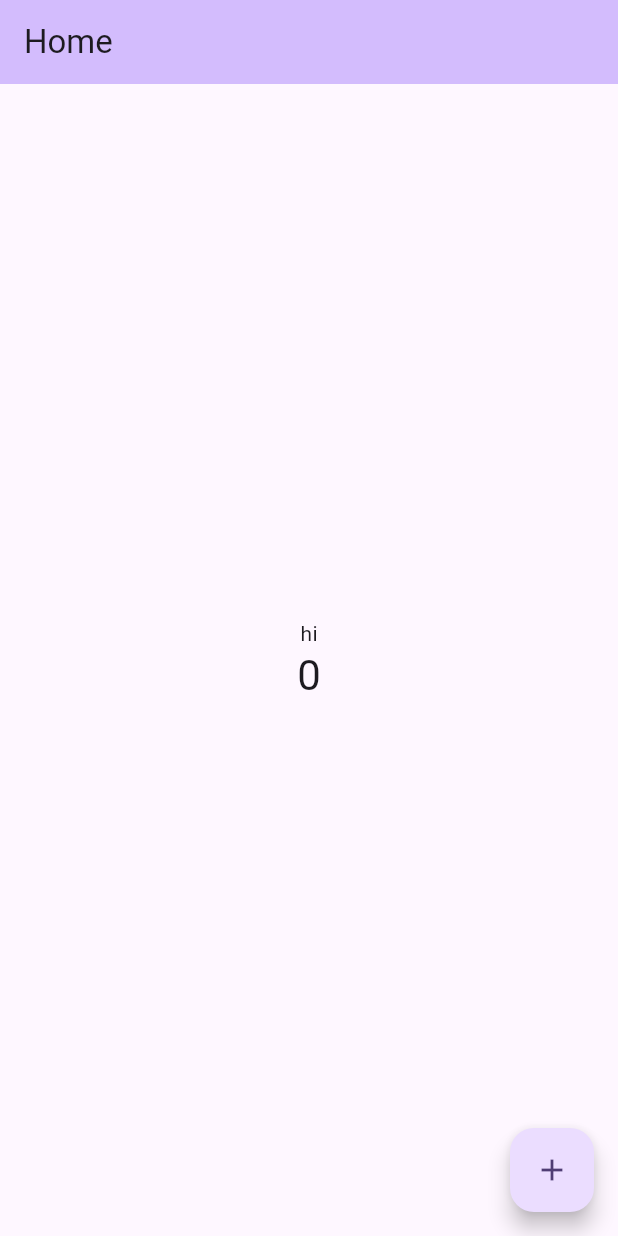
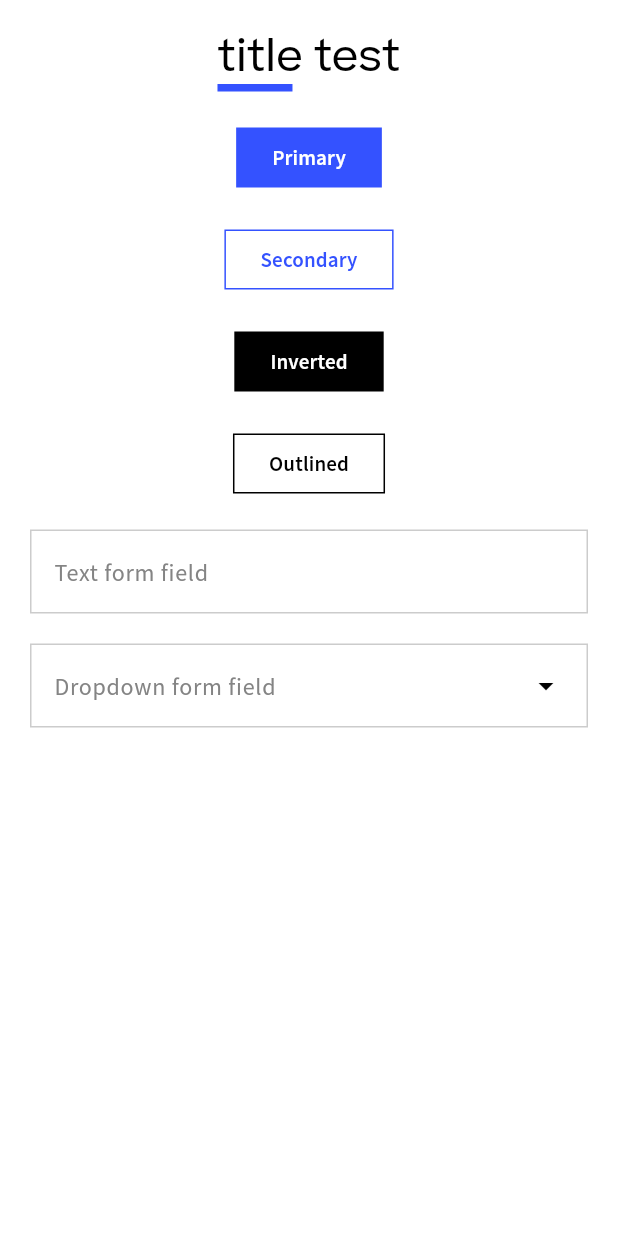
Before and after one commit to Shuvlyy/uskill-wiki, a Flutter app: the screen it shows after launch, on a phone screen of 412 x 824 dp. Run offline on Flutter 3.47's test engine with Material 3 defaults, Android fonts, the phone set to English and light mode, and no system bars; our stand-ins replace flutter_riverpod, go_router; generated files the repository leaves out were written again.

Commit message:
feat(app): Drafted a widget test page with buttons and text fields.

```diff
--- a/app/lib/app.dart
+++ b/app/lib/app.dart
@@ -1,36 +1,25 @@
+import 'package:app/core/constants.dart';
+import 'package:app/core/router.dart';
+import 'package:app/core/theme.dart';
 import 'package:app/l10n/app_localizations.dart';
-import 'package:app/screens/home_page.dart';
 import 'package:flutter/material.dart';
+import 'package:flutter_riverpod/flutter_riverpod.dart';
 
-class App extends StatelessWidget {
+class App extends ConsumerWidget {
   const App({super.key});
 
-  // This widget is the root of your application.
   @override
-  Widget build(BuildContext context) {
-    return MaterialApp(
-      title: 'Flutter Demo',
-      theme: ThemeData(
-        // This is the theme of your application.
-        //
-        // TRY THIS: Try running your application with "flutter run". You'll see
-        // the application has a purple toolbar. Then, without quitting the app,
-        // try changing the seedColor in the colorScheme below to Colors.green
-        // and then invoke "hot reload" (save your changes or press the "hot
-        // reload" button in a Flutter-supported IDE, or press "r" if you used
-        // the command line to start the app).
-        //
-        // Notice that the counter didn't reset back to zero; the application
-        // state is not lost during the reload. To reset the state, use hot
-        // restart instead.
-        //
-        // This works for code too, not just values: Most code changes can be
-        // tested with just a hot reload.
-        colorScheme: .fromSeed(seedColor: Colors.deepPurple),
-      ),
+  Widget build(BuildContext context, WidgetRef ref) {
+    final router = ref.watch(routerProvider);
+
+    return MaterialApp.router(
+      routerConfig: router,
+      title: Constants.appName,
+      debugShowCheckedModeBanner: true,
       localizationsDelegates: AppLocalizations.localizationsDelegates,
       supportedLocales: AppLocalizations.supportedLocales,
-      home: HomePage(title: 'Home'),
+      theme: AppTheme.light(),
+      darkTheme: AppTheme.dark(),
     );
   }
 }
--- /dev/null
+++ b/app/lib/core/constants.dart
@@ -0,0 +1,3 @@
+class Constants {
+  static const appName = 'U-Skill Wiki';
+}
--- /dev/null
+++ b/app/lib/core/router.dart
@@ -0,0 +1,14 @@
+import 'package:app/screens/home_page.dart';
+import 'package:app/screens/widget_test.dart';
+import 'package:flutter_riverpod/flutter_riverpod.dart';
+import 'package:go_router/go_router.dart';
+
+final routerProvider = Provider<GoRouter>((ref) {
+  return GoRouter(
+    initialLocation: '/widget-test',
+    routes: [
+      GoRoute(path: '/', builder: (_, _) => const HomePage()),
+      GoRoute(path: '/widget-test', builder: (_, _) => const WidgetTest()),
+    ],
+  );
+});
--- /dev/null
+++ b/app/lib/core/theme.dart
@@ -0,0 +1,163 @@
+import 'package:flutter/material.dart';
+
+class AppTheme {
+  static const Color primaryColor = Color(0xFF3452FF);
+  static const Color whiteColor = Color(0xFFFFFFFF);
+  static const Color blackColor = Color(0xFF000000);
+  static const Color inactiveTextColor = Color(0xFF848484);
+  static const Color fieldOutlineColor = Color(0xFFCCCCCC);
+
+  static const String titleFont = 'Beatrice';
+  static const String bodyFont = 'Source Sans Pro';
+
+  static ThemeData light() {
+    final base = ThemeData.light();
+
+    return base.copyWith(
+      primaryColor: primaryColor,
+      scaffoldBackgroundColor: whiteColor,
+
+      splashColor: Colors.transparent,
+      highlightColor: Colors.transparent,
+      splashFactory: NoSplash.splashFactory,
+
+      colorScheme: const ColorScheme.light(
+        primary: primaryColor,
+        onPrimary: whiteColor,
+        secondary: blackColor,
+        onSecondary: whiteColor,
+        surface: whiteColor,
+        onSurface: blackColor,
+        outline: fieldOutlineColor,
+      ),
+
+      textTheme: _buildTextTheme(base.textTheme),
+
+      popupMenuTheme: PopupMenuThemeData(
+        color: whiteColor,
+        surfaceTintColor: Colors.transparent,
+        elevation: 0,
+        mouseCursor: WidgetStateMouseCursor.clickable,
+        shape: RoundedRectangleBorder(
+          borderRadius: BorderRadius.zero,
+          side: BorderSide(color: fieldOutlineColor, width: 1),
+        ),
+      ),
+
+      menuTheme: const MenuThemeData(
+        style: MenuStyle(
+          backgroundColor: WidgetStatePropertyAll(whiteColor),
+          surfaceTintColor: WidgetStatePropertyAll(Colors.transparent),
+          elevation: WidgetStatePropertyAll(0),
+          shape: WidgetStatePropertyAll(
+            RoundedRectangleBorder(
+              borderRadius: BorderRadius.zero,
+              side: BorderSide(color: fieldOutlineColor, width: 1),
+            ),
+          ),
+        ),
+      ),
+
+      inputDecorationTheme: const InputDecorationTheme(
+        filled: true,
+        fillColor: whiteColor,
+        hintStyle: TextStyle(color: inactiveTextColor, fontFamily: bodyFont),
+        labelStyle: TextStyle(color: blackColor, fontFamily: titleFont),
+        enabledBorder: OutlineInputBorder(
+          borderSide: BorderSide(color: fieldOutlineColor, width: 1),
+          borderRadius: BorderRadius.zero,
+        ),
+        focusedBorder: OutlineInputBorder(
+          borderSide: BorderSide(color: primaryColor, width: 2),
+          borderRadius: BorderRadius.zero,
+        ),
+        border: OutlineInputBorder(
+          borderSide: BorderSide(color: fieldOutlineColor, width: 1),
+          borderRadius: BorderRadius.zero,
+        ),
+      ),
+    );
+  }
+
+  static TextTheme _buildTextTheme(TextTheme base) {
+    return base.copyWith(
+      displayLarge: base.displayLarge?.copyWith(
+        fontFamily: titleFont,
+        color: blackColor,
+      ),
+      displayMedium: base.displayMedium?.copyWith(
+        fontFamily: titleFont,
+        color: blackColor,
+      ),
+      displaySmall: base.displaySmall?.copyWith(
+        fontFamily: titleFont,
+        color: blackColor,
+      ),
+      headlineLarge: base.headlineLarge?.copyWith(
+        fontFamily: titleFont,
+        color: blackColor,
+      ),
+      headlineMedium: base.headlineMedium?.copyWith(
+        fontFamily: titleFont,
+        color: blackColor,
+      ),
+      headlineSmall: base.headlineSmall?.copyWith(
+        fontFamily: titleFont,
+        color: blackColor,
+      ),
+      titleLarge: base.titleLarge?.copyWith(
+        fontFamily: titleFont,
+        color: blackColor,
+        fontWeight: FontWeight.bold,
+      ),
+      titleMedium: base.titleMedium?.copyWith(
+        fontFamily: titleFont,
+        color: blackColor,
+      ),
+      titleSmall: base.titleSmall?.copyWith(
+        fontFamily: titleFont,
+        color: blackColor,
+      ),
+
+      bodyLarge: base.bodyLarge?.copyWith(
+        fontFamily: bodyFont,
+        color: blackColor,
+      ),
+      bodyMedium: base.bodyMedium?.copyWith(
+        fontFamily: bodyFont,
+        color: blackColor,
+      ),
+      bodySmall: base.bodySmall?.copyWith(
+        fontFamily: bodyFont,
+        color: blackColor,
+      ),
+      labelLarge: base.labelLarge?.copyWith(
+        fontFamily: bodyFont,
+        color: blackColor,
+      ),
+      labelMedium: base.labelMedium?.copyWith(
+        fontFamily: bodyFont,
+        color: inactiveTextColor,
+      ),
+      labelSmall: base.labelSmall?.copyWith(
+        fontFamily: bodyFont,
+        color: inactiveTextColor,
+      ),
+    );
+  }
+
+  static ThemeData dark() {
+    final base = ThemeData.dark();
+
+    return base.copyWith(
+      splashColor: Colors.transparent,
+      highlightColor: Colors.transparent,
+      splashFactory: NoSplash.splashFactory,
+      primaryColor: primaryColor,
+      colorScheme: const ColorScheme.dark(primary: primaryColor),
+      textTheme: _buildTextTheme(
+        base.textTheme,
+      ).apply(bodyColor: whiteColor, displayColor: whiteColor),
+    );
+  }
+}
--- a/app/lib/main.dart
+++ b/app/lib/main.dart
@@ -1,7 +1,8 @@
 import 'package:app/app.dart';
 import 'package:flutter/material.dart';
+import 'package:flutter_riverpod/flutter_riverpod.dart';
 
 void main() {
   WidgetsFlutterBinding.ensureInitialized();
-  runApp(const App());
+  runApp(ProviderScope(child: App()));
 }
--- a/app/lib/screens/home_page.dart
+++ b/app/lib/screens/home_page.dart
@@ -2,18 +2,7 @@ import 'package:app/l10n/app_localizations.dart';
 import 'package:flutter/material.dart';
 
 class HomePage extends StatefulWidget {
-  const HomePage({super.key, required this.title});
-
-  // This widget is the home page of your application. It is stateful, meaning
-  // that it has a State object (defined below) that contains fields that affect
-  // how it looks.
-
-  // This class is the configuration for the state. It holds the values (in this
-  // case the title) provided by the parent (in this case the App widget) and
-  // used by the build method of the State. Fields in a Widget subclass are
-  // always marked "final".
-
-  final String title;
+  const HomePage({super.key});
 
   @override
   State<HomePage> createState() => _HomePageState();
@@ -49,7 +38,7 @@ class _HomePageState extends State<HomePage> {
         backgroundColor: Theme.of(context).colorScheme.inversePrimary,
         // Here we take the value from the MyHomePage object that was created by
         // the App.build method, and use it to set our appbar title.
-        title: Text(widget.title),
+        title: Text('hilol'),
       ),
       body: Center(
         // Center is a layout widget. It takes a single child and positions it
--- /dev/null
+++ b/app/lib/screens/widget_test.dart
@@ -0,0 +1,54 @@
+import 'package:app/widgets/button.dart';
+import 'package:app/widgets/title.dart';
+import 'package:flutter/material.dart' hide Title;
+
+class WidgetTest extends StatefulWidget {
+  const WidgetTest({super.key});
+
+  @override
+  State<WidgetTest> createState() => _WidgetTestState();
+}
+
+class _WidgetTestState extends State<WidgetTest> {
+  final _controller = TextEditingController();
+
+  @override
+  Widget build(BuildContext context) {
+    return Scaffold(
+      body: SingleChildScrollView(
+        child: Padding(
+          padding: const EdgeInsets.all(20),
+          child: Column(
+            spacing: 20,
+            children: [
+              Title(title: 'title test'),
+              Button.primary(text: 'Primary', onPressed: () {}),
+              Button.secondary(text: 'Secondary', onPressed: () {}),
+              Button.inverted(text: 'Inverted', onPressed: () {}),
+              Button.outlined(text: 'Outlined', onPressed: () {}),
+              TextFormField(
+                controller: _controller,
+                decoration: InputDecoration(hintText: 'Text form field'),
+              ),
+              DropdownMenu(
+                hintText: 'Dropdown form field',
+
+                expandedInsets: EdgeInsets.zero,
+                requestFocusOnTap: false,
+
+                dropdownMenuEntries: const <DropdownMenuEntry<String>>[
+                  DropdownMenuEntry<String>(value: 'item1', label: 'Item 1'),
+                  DropdownMenuEntry<String>(value: 'item2', label: 'Item 2'),
+                  DropdownMenuEntry<String>(value: 'item3', label: 'Item 3'),
+                ],
+                onSelected: (value) {
+                  // Handle your selection here
+                },
+              ),
+            ],
+          ),
+        ),
+      ),
+    );
+  }
+}
--- /dev/null
+++ b/app/lib/widgets/button.dart
@@ -0,0 +1,108 @@
+import 'package:app/core/theme.dart';
+import 'package:flutter/material.dart';
+
+enum _ButtonVariant { primary, secondary, inverted, outlined }
+
+class Button extends StatelessWidget {
+  final String text;
+  final VoidCallback onPressed;
+  final _ButtonVariant _variant;
+
+  const Button.primary({super.key, required this.text, required this.onPressed})
+    : _variant = _ButtonVariant.primary;
+
+  const Button.secondary({
+    super.key,
+    required this.text,
+    required this.onPressed,
+  }) : _variant = _ButtonVariant.secondary;
+
+  const Button.inverted({
+    super.key,
+    required this.text,
+    required this.onPressed,
+  }) : _variant = _ButtonVariant.inverted;
+
+  const Button.outlined({
+    super.key,
+    required this.text,
+    required this.onPressed,
+  }) : _variant = _ButtonVariant.outlined;
+
+  @override
+  Widget build(BuildContext context) {
+    return ElevatedButton(
+      onPressed: onPressed,
+      style: ButtonStyle(
+        elevation: WidgetStateProperty.all(0),
+        splashFactory: NoSplash.splashFactory,
+        overlayColor: WidgetStateProperty.all(Colors.transparent),
+
+        shape: WidgetStateProperty.all(
+          const RoundedRectangleBorder(borderRadius: BorderRadius.zero),
+        ),
+
+        backgroundColor: WidgetStateProperty.resolveWith((states) {
+          final isActive =
+              states.contains(WidgetState.pressed) ||
+              states.contains(WidgetState.hovered);
+          switch (_variant) {
+            case _ButtonVariant.primary:
+              return isActive ? AppTheme.whiteColor : AppTheme.primaryColor;
+            case _ButtonVariant.secondary:
+              return isActive ? AppTheme.primaryColor : AppTheme.whiteColor;
+            case _ButtonVariant.inverted:
+              return isActive ? AppTheme.whiteColor : AppTheme.blackColor;
+            case _ButtonVariant.outlined:
+              return isActive ? AppTheme.blackColor : AppTheme.whiteColor;
+          }
+        }),
+
+        foregroundColor: WidgetStateProperty.resolveWith((states) {
+          final isActive =
+              states.contains(WidgetState.pressed) ||
+              states.contains(WidgetState.hovered);
+          switch (_variant) {
+            case _ButtonVariant.primary:
+              return isActive ? AppTheme.primaryColor : AppTheme.whiteColor;
+            case _ButtonVariant.secondary:
+              return isActive ? AppTheme.whiteColor : AppTheme.primaryColor;
+            case _ButtonVariant.inverted:
+              return isActive ? AppTheme.blackColor : AppTheme.whiteColor;
+            case _ButtonVariant.outlined:
+              return isActive ? AppTheme.whiteColor : AppTheme.blackColor;
+          }
+        }),
+
+        side: WidgetStateProperty.resolveWith((states) {
+          final isActive =
+              states.contains(WidgetState.pressed) ||
+              states.contains(WidgetState.hovered);
+          switch (_variant) {
+            case _ButtonVariant.primary:
+              return BorderSide(
+                color: isActive ? AppTheme.primaryColor : Colors.transparent,
+                width: 1,
+              );
+            case _ButtonVariant.secondary:
+              return const BorderSide(color: AppTheme.primaryColor, width: 1);
+            case _ButtonVariant.inverted:
+              return BorderSide(
+                color: isActive ? AppTheme.blackColor : Colors.transparent,
+                width: 1,
+              );
+            case _ButtonVariant.outlined:
+              return const BorderSide(color: AppTheme.blackColor, width: 1);
+          }
+        }),
+      ),
+      child: Text(
+        text,
+        style: const TextStyle(
+          fontFamily: AppTheme.bodyFont,
+          fontWeight: FontWeight.w600,
+        ),
+      ),
+    );
+  }
+}
--- /dev/null
+++ b/app/lib/widgets/title.dart
@@ -0,0 +1,18 @@
+import 'package:flutter/material.dart';
+
+class Title extends StatelessWidget {
+  const Title({super.key, required this.title});
+
+  final String title;
+
+  @override
+  Widget build(BuildContext context) {
+    return Column(
+      crossAxisAlignment: .start,
+      children: [
+        Text(title, style: Theme.of(context).textTheme.headlineMedium),
+        Container(width: 50, height: 5, color: Theme.of(context).primaryColor),
+      ],
+    );
+  }
+}
```
